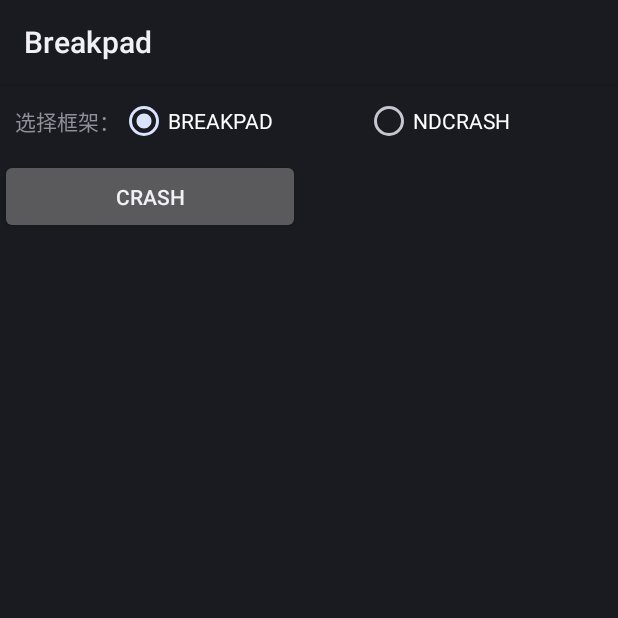
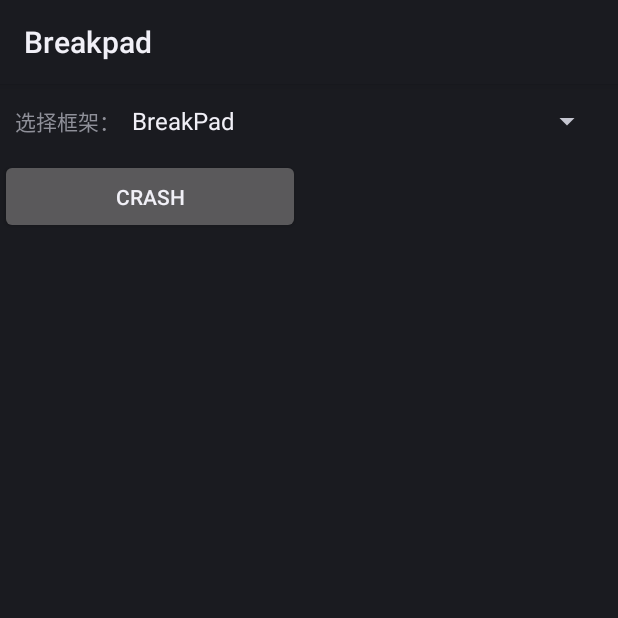
Before and after one commit to AndroidAdvanceWithGeektime/Chapter01, an Android app: the screen it shows after launch (MainActivity), on a phone screen of 412 x 824 dp, the top half of it. Run offline under Robolectric (Android 15) with nearby library versions, the phone set to English and light mode, and no system bars; 1 statement that could not run was skipped.

Commit message:
更改选择样式

```diff
--- a/app/src/main/cpp/external/ndcrash/CMakeLists.txt
+++ b/app/src/main/cpp/external/ndcrash/CMakeLists.txt
@@ -8,6 +8,7 @@ set(NDCRASH_SOURCE_ROOT ${CMAKE_CURRENT_SOURCE_DIR}/src)
 
 include_directories(${CMAKE_CURRENT_SOURCE_DIR}/include ${NDCRASH_SOURCE_ROOT})
 file(GLOB NDCRASH_SOURCES ${NDCRASH_SOURCE_ROOT}/*.c)
+
 
 if (${ENABLE_INPROCESS})
     add_definitions(-DENABLE_INPROCESS)
--- a/app/src/main/java/com/dodola/breakpad/MainActivity.java
+++ b/app/src/main/java/com/dodola/breakpad/MainActivity.java
@@ -2,50 +2,103 @@ package com.dodola.breakpad;
 
 import android.Manifest;
 import android.app.Activity;
-import android.os.Build;
+import android.content.pm.PackageManager;
 import android.os.Bundle;
+import android.os.Environment;
+import android.text.TextUtils;
+import android.util.Log;
 import android.view.View;
-import android.widget.RadioGroup;
+import android.widget.ArrayAdapter;
+import android.widget.Spinner;
 import android.widget.TextView;
+import android.widget.Toast;
 
+import java.io.File;
+
+import androidx.core.app.ActivityCompat;
+import androidx.core.content.ContextCompat;
 import ru.ivanarh.jndcrash.NDCrash;
 import ru.ivanarh.jndcrash.NDCrashError;
 import ru.ivanarh.jndcrash.NDCrashUnwinder;
 
 public class MainActivity extends Activity {
-
-  private static boolean test;
+  private static final int WRITE_EXTERNAL_STORAGE_REQUEST_CODE = 100;
 
   static {
     System.loadLibrary("dcrash");
   }
+
+  private String reportPath;
 
   @Override
   protected void onCreate(Bundle savedInstanceState) {
     super.onCreate(savedInstanceState);
     setContentView(R.layout.activity_main);
 
-    final RadioGroup radioGroup = findViewById(R.id.radio_group);
     TextView tv = findViewById(R.id.sample_text);
-    if (Build.VERSION.SDK_INT >= Build.VERSION_CODES.M) {
-      requestPermissions(new String[] {Manifest.permission.WRITE_EXTERNAL_STORAGE}, 100);
+
+    if (ContextCompat.checkSelfPermission(this, Manifest.permission.WRITE_EXTERNAL_STORAGE)
+        != PackageManager.PERMISSION_GRANTED) {
+      ActivityCompat.requestPermissions(
+          this,
+          new String[] {Manifest.permission.WRITE_EXTERNAL_STORAGE},
+          WRITE_EXTERNAL_STORAGE_REQUEST_CODE);
+    } else {
+      initReportPath();
     }
+
+    final Spinner spinner = findViewById(R.id.spinner);
+    ArrayAdapter<CharSequence> adapter =
+        ArrayAdapter.createFromResource(
+            this, R.array.crash_array, android.R.layout.simple_spinner_item);
+    adapter.setDropDownViewResource(android.R.layout.simple_spinner_dropdown_item);
+    spinner.setAdapter(adapter);
+    spinner.setSelection(0);
+
     findViewById(R.id.crash_btn)
         .setOnClickListener(
             new View.OnClickListener() {
               @Override
               public void onClick(View view) {
-                int checkedRadioButtonId = radioGroup.getCheckedRadioButtonId();
-                if (checkedRadioButtonId == R.id.radio_breakpad) {
-                  initBreakpad(getFilesDir().getAbsolutePath());
-                } else if (checkedRadioButtonId == R.id.radio_ndcrash) {
-                  final String reportPath =
-                      getFilesDir().getAbsolutePath() + "/crash.txt"; // Example.
+                int selectedItemPosition = spinner.getSelectedItemPosition();
+                String selectItem = (String) spinner.getSelectedItem();
+                if (selectedItemPosition == 0) {
+                  initBreakpad(reportPath);
+                  crash();
+                } else {
+
+                  NDCrashUnwinder unwinder = NDCrashUnwinder.libunwind;
+                  switch (selectedItemPosition) {
+                    case 1:
+                      unwinder = NDCrashUnwinder.libcorkscrew;
+                      break;
+                    case 2:
+                      unwinder = NDCrashUnwinder.libunwind;
+                      break;
+                    case 3:
+                      unwinder = NDCrashUnwinder.libunwindstack;
+                      break;
+                    case 4:
+                      unwinder = NDCrashUnwinder.cxxabi;
+                      break;
+                    case 5:
+                      unwinder = NDCrashUnwinder.stackscan;
+                      break;
+                    default:
+                      break;
+                  }
+                  if (TextUtils.isEmpty(reportPath)) {
+                    reportPath = getFilesDir().getAbsolutePath();
+                  }
                   final NDCrashError error =
                       NDCrash.initializeInProcess(
-                          reportPath, NDCrashUnwinder.libunwind); // 此处可以选择多个处理框架
+                          reportPath + "/crash_" + selectItem + ".txt", unwinder); // 此处可以选择多个处理框架
+                  if (error == NDCrashError.ok) {
+                    crash();
+                  } else {
+                    Toast.makeText(view.getContext(), "初始化失败 " + error, Toast.LENGTH_SHORT).show();
+                  }
                 }
-                crash();
               }
             });
   }
@@ -54,6 +107,16 @@ public class MainActivity extends Activity {
   public void onRequestPermissionsResult(
       int requestCode, String[] permissions, int[] grantResults) {
     super.onRequestPermissionsResult(requestCode, permissions, grantResults);
+    initReportPath();
+  }
+
+  private void initReportPath() {
+    File crashDumpDir = new File(Environment.getExternalStorageDirectory(), "crashDump");
+    if (!crashDumpDir.exists()) {
+      crashDumpDir.mkdirs();
+    }
+    reportPath = crashDumpDir.getAbsolutePath();
+    Log.d("xxxxx", "reportPath:" + reportPath);
   }
 
   public native void crash();
--- a/app/src/main/res/layout/activity_main.xml
+++ b/app/src/main/res/layout/activity_main.xml
@@ -22,28 +22,11 @@
             android:layout_height="wrap_content"
             android:text="选择框架：" />
 
-        <RadioGroup
-            android:layout_width="match_parent"
-            android:layout_height="match_parent"
-            android:gravity="center_vertical"
-            android:id="@+id/radio_group"
-            android:orientation="horizontal">
-
-            <RadioButton
-                android:id="@+id/radio_breakpad"
-                android:layout_width="wrap_content"
-                android:layout_height="wrap_content"
-                android:checked="true"
-                android:layout_weight="1"
-                android:text="BREAKPAD" />
-
-            <RadioButton
-                android:id="@+id/radio_ndcrash"
-                android:layout_width="wrap_content"
-                android:layout_height="wrap_content"
-                android:layout_weight="1"
-                android:text="NDCRASH" />
-        </RadioGroup>
+        <Spinner
+            android:id="@+id/spinner"
+            android:layout_width="0dp"
+            android:layout_height="wrap_content"
+            android:layout_weight="1" />
 
     </LinearLayout>
 
--- /dev/null
+++ b/app/src/main/res/values/arrays.xml
@@ -0,0 +1,11 @@
+<?xml version="1.0" encoding="utf-8"?>
+<resources>
+    <array name="crash_array">
+        <item>BreakPad</item>
+        <item>NDCrash_Corkscrew</item>
+        <item>NDCrash_Unwind</item>
+        <item>NDCrash_UnwindStack</item>
+        <item>NDCrash_Cxxabi</item>
+        <item>NDCrash_StackScan</item>
+    </array>
+</resources>
```
Also changed, not shown: app/src/main/cpp/CMakeLists.txt (+4 -4 lines), 1 other file.
